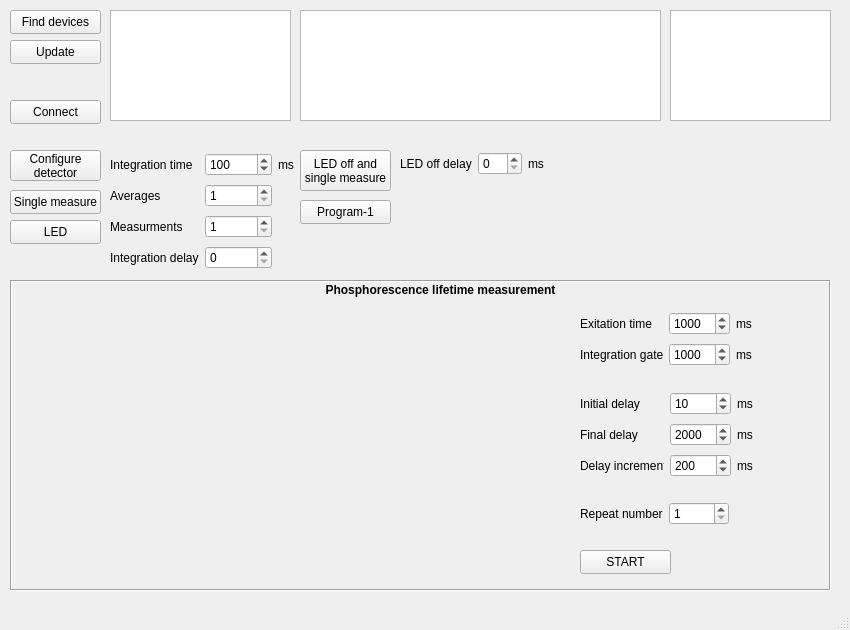
Above: mainwindow.ui from DulovDmitry/AvantesControl before the change. Below: the same form after it.
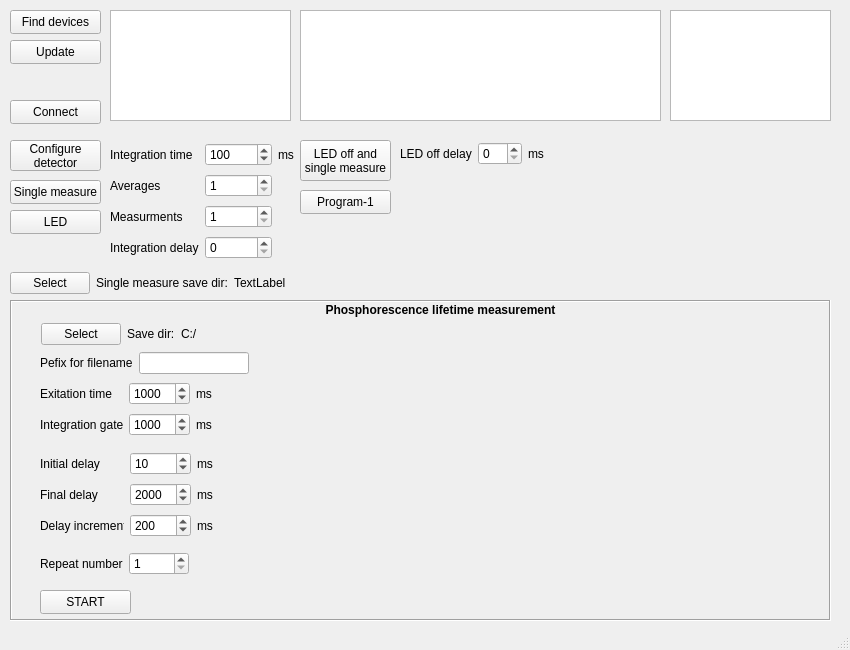
That is the form after the change. Icons and pictures are not drawn.

```diff
--- a/mainwindow.ui
+++ b/mainwindow.ui
@@ -7,7 +7,7 @@
     <x>0</x>
     <y>0</y>
     <width>850</width>
-    <height>630</height>
+    <height>650</height>
    </rect>
   </property>
   <property name="windowTitle">
@@ -83,7 +83,7 @@
     <property name="geometry">
      <rect>
       <x>10</x>
-      <y>190</y>
+      <y>180</y>
       <width>91</width>
       <height>24</height>
      </rect>
@@ -96,7 +96,7 @@
     <property name="geometry">
      <rect>
       <x>10</x>
-      <y>150</y>
+      <y>140</y>
       <width>91</width>
       <height>31</height>
      </rect>
@@ -120,7 +120,7 @@
     <property name="geometry">
      <rect>
       <x>110</x>
-      <y>151</y>
+      <y>141</y>
       <width>188</width>
       <height>120</height>
      </rect>
@@ -210,7 +210,7 @@
     <property name="geometry">
      <rect>
       <x>10</x>
-      <y>220</y>
+      <y>210</y>
       <width>91</width>
       <height>24</height>
      </rect>
@@ -226,7 +226,7 @@
     <property name="geometry">
      <rect>
       <x>300</x>
-      <y>150</y>
+      <y>140</y>
       <width>91</width>
       <height>41</height>
      </rect>
@@ -240,7 +240,7 @@
     <property name="geometry">
      <rect>
       <x>300</x>
-      <y>200</y>
+      <y>190</y>
       <width>91</width>
       <height>24</height>
      </rect>
@@ -253,7 +253,7 @@
     <property name="geometry">
      <rect>
       <x>400</x>
-      <y>150</y>
+      <y>140</y>
       <width>171</width>
       <height>27</height>
      </rect>
@@ -282,9 +282,9 @@
     <property name="geometry">
      <rect>
       <x>10</x>
-      <y>280</y>
+      <y>300</y>
       <width>821</width>
-      <height>311</height>
+      <height>321</height>
      </rect>
     </property>
     <property name="frameShape">
@@ -320,8 +320,8 @@
     <widget class="QLabel" name="label_picture">
      <property name="geometry">
       <rect>
-       <x>60</x>
-       <y>40</y>
+       <x>360</x>
+       <y>50</y>
        <width>411</width>
        <height>261</height>
       </rect>
@@ -339,8 +339,8 @@
     <widget class="QPushButton" name="program2_pushButton">
      <property name="geometry">
       <rect>
-       <x>570</x>
-       <y>270</y>
+       <x>30</x>
+       <y>290</y>
        <width>91</width>
        <height>24</height>
       </rect>
@@ -349,11 +349,11 @@
       <string>START</string>
      </property>
     </widget>
-    <widget class="QWidget" name="">
+    <widget class="QWidget" name="layoutWidget">
      <property name="geometry">
       <rect>
-       <x>570</x>
-       <y>30</y>
+       <x>30</x>
+       <y>80</y>
        <width>172</width>
        <height>58</height>
       </rect>
@@ -415,11 +415,11 @@
       </item>
      </layout>
     </widget>
-    <widget class="QWidget" name="">
+    <widget class="QWidget" name="layoutWidget">
      <property name="geometry">
       <rect>
-       <x>570</x>
-       <y>110</y>
+       <x>30</x>
+       <y>150</y>
        <width>173</width>
        <height>89</height>
       </rect>
@@ -508,11 +508,11 @@
       </item>
      </layout>
     </widget>
-    <widget class="QWidget" name="">
+    <widget class="QWidget" name="layoutWidget">
      <property name="geometry">
       <rect>
-       <x>570</x>
-       <y>220</y>
+       <x>30</x>
+       <y>250</y>
        <width>149</width>
        <height>27</height>
       </rect>
@@ -543,6 +543,106 @@
       </item>
      </layout>
     </widget>
+    <widget class="QWidget" name="">
+     <property name="geometry">
+      <rect>
+       <x>31</x>
+       <y>21</y>
+       <width>738</width>
+       <height>26</height>
+      </rect>
+     </property>
+     <layout class="QHBoxLayout" name="horizontalLayout_3">
+      <item>
+       <widget class="QPushButton" name="selectDir_pushButton">
+        <property name="text">
+         <string>Select</string>
+        </property>
+       </widget>
+      </item>
+      <item>
+       <widget class="QLabel" name="label_20">
+        <property name="text">
+         <string>Save dir:</string>
+        </property>
+       </widget>
+      </item>
+      <item>
+       <widget class="QLabel" name="saveDir_label">
+        <property name="minimumSize">
+         <size>
+          <width>600</width>
+          <height>0</height>
+         </size>
+        </property>
+        <property name="text">
+         <string>C:/</string>
+        </property>
+       </widget>
+      </item>
+     </layout>
+    </widget>
+    <widget class="QWidget" name="">
+     <property name="geometry">
+      <rect>
+       <x>30</x>
+       <y>50</y>
+       <width>209</width>
+       <height>26</height>
+      </rect>
+     </property>
+     <layout class="QHBoxLayout" name="horizontalLayout_5">
+      <item>
+       <widget class="QLabel" name="label_22">
+        <property name="text">
+         <string>Pefix for filename</string>
+        </property>
+       </widget>
+      </item>
+      <item>
+       <widget class="QLineEdit" name="phosFileName_lineEdit"/>
+      </item>
+     </layout>
+    </widget>
+   </widget>
+   <widget class="QWidget" name="">
+    <property name="geometry">
+     <rect>
+      <x>10</x>
+      <y>270</y>
+      <width>720</width>
+      <height>26</height>
+     </rect>
+    </property>
+    <layout class="QHBoxLayout" name="horizontalLayout_4">
+     <item>
+      <widget class="QPushButton" name="selectDirSingleMeasure_pushButton">
+       <property name="text">
+        <string>Select</string>
+       </property>
+      </widget>
+     </item>
+     <item>
+      <widget class="QLabel" name="label_21">
+       <property name="text">
+        <string>Single measure save dir:</string>
+       </property>
+      </widget>
+     </item>
+     <item>
+      <widget class="QLabel" name="saveDirSingleMeasurelabel">
+       <property name="minimumSize">
+        <size>
+         <width>500</width>
+         <height>0</height>
+        </size>
+       </property>
+       <property name="text">
+        <string>TextLabel</string>
+       </property>
+      </widget>
+     </item>
+    </layout>
    </widget>
   </widget>
   <widget class="QMenuBar" name="menubar">
```
